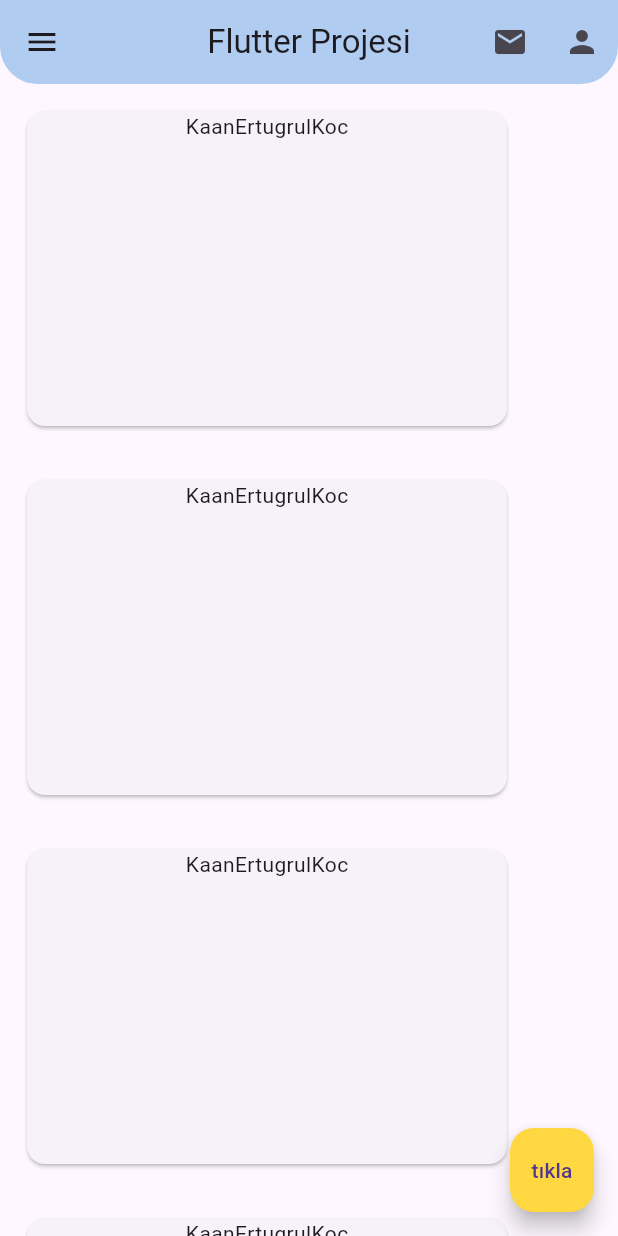
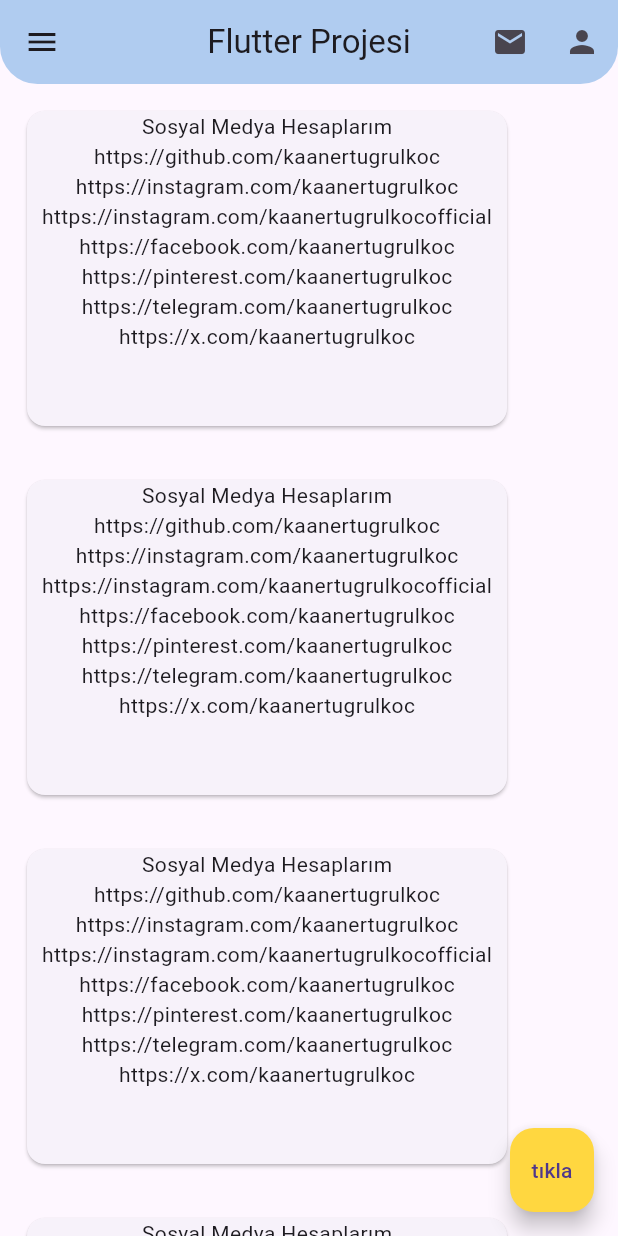
Before and after one commit to kaanertugrulkoc/pLove-PureLove-, a Flutter app: the screen it shows after launch, on a phone screen of 412 x 824 dp. Run offline on Flutter 3.47's test engine with Material 3 defaults, Android fonts, the light colour scheme and no system bars.

Commit message:
Update 0.0_widgetlar.dart

```diff
--- a/lib/0.0_widgetlar.dart
+++ b/lib/0.0_widgetlar.dart
@@ -17,7 +17,20 @@
             height: 210,
             child: Column(
               children: [
-                Text("KaanErtugrulKoc"),
+                Text("Sosyal Medya Hesaplarım"),
+                Text("https://github.com/kaanertugrulkoc"),
+                // aktif
+                Text("https://instagram.com/kaanertugrulkoc"),
+                // donduruldu
+                Text("https://instagram.com/kaanertugrulkocofficial"),
+                // donduruldu
+                Text("https://facebook.com/kaanertugrulkoc"),
+                // donduruldu
+                Text("https://pinterest.com/kaanertugrulkoc"),
+                //donduruldu
+                Text("https://telegram.com/kaanertugrulkoc"),
+                Text("https://x.com/kaanertugrulkoc"),
+                // aktif
               ],
             ),
           ),
```
